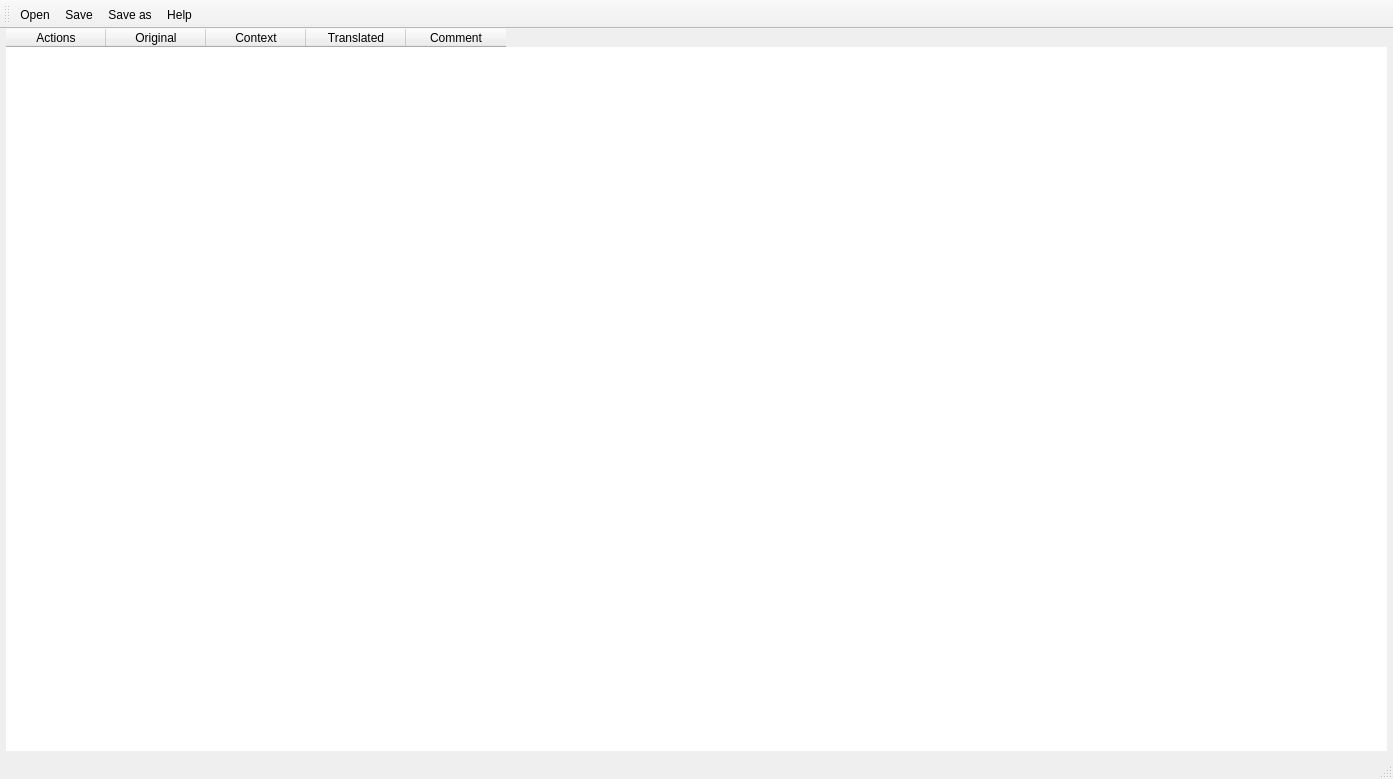
The window that src/mainwindow.ui (RxLaboratory/DuTF) describes before a commit, drawn with Qt 5.
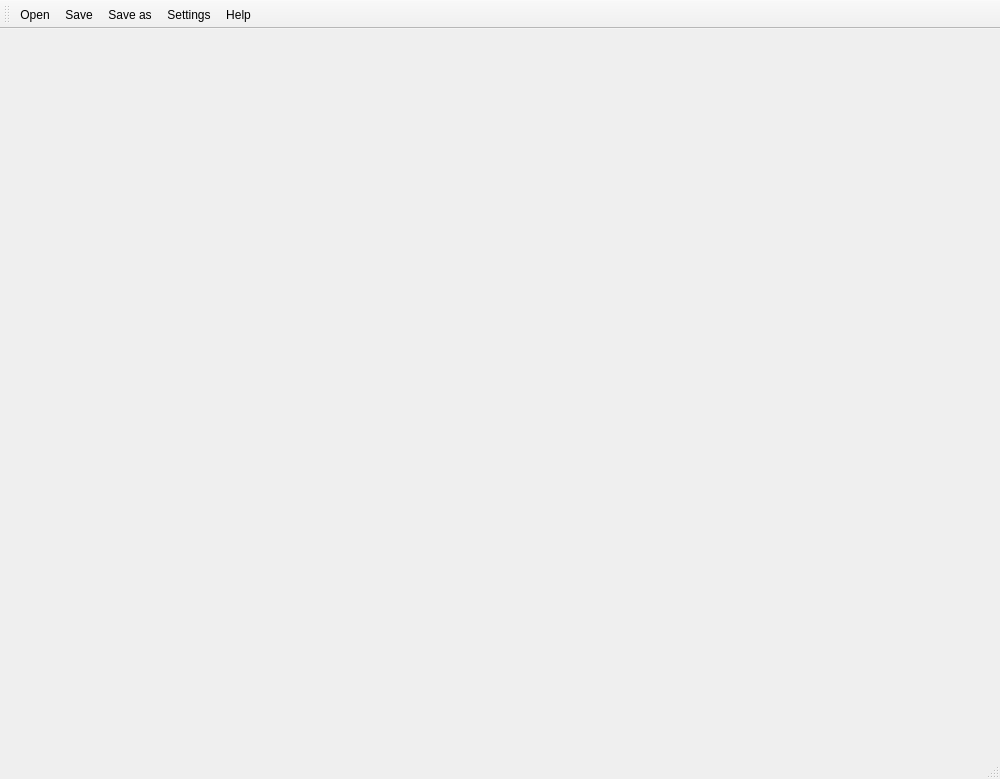
The same window after the commit. Icons and pictures are not drawn.

Commit message: Added basic preferences

```diff
--- a/src/mainwindow.ui
+++ b/src/mainwindow.ui
@@ -6,7 +6,7 @@
    <rect>
     <x>0</x>
     <y>0</y>
-    <width>1393</width>
+    <width>1000</width>
     <height>779</height>
    </rect>
   </property>
@@ -49,7 +49,7 @@
     <item>
      <widget class="QStackedWidget" name="mainStack">
       <property name="currentIndex">
-       <number>0</number>
+       <number>2</number>
       </property>
       <widget class="QWidget" name="page">
        <layout class="QVBoxLayout" name="verticalLayout">
@@ -175,6 +175,25 @@
         </item>
        </layout>
       </widget>
+      <widget class="QWidget" name="page_3">
+       <layout class="QVBoxLayout" name="preferencesLayout">
+        <property name="spacing">
+         <number>0</number>
+        </property>
+        <property name="leftMargin">
+         <number>0</number>
+        </property>
+        <property name="topMargin">
+         <number>0</number>
+        </property>
+        <property name="rightMargin">
+         <number>0</number>
+        </property>
+        <property name="bottomMargin">
+         <number>0</number>
+        </property>
+       </layout>
+      </widget>
      </widget>
     </item>
    </layout>
@@ -189,6 +208,7 @@
    <addaction name="btn_actionOpen"/>
    <addaction name="btn_actionSave"/>
    <addaction name="btn_actionSaveAs"/>
+   <addaction name="btn_actionPreferences"/>
    <addaction name="btn_actionAbout"/>
   </widget>
   <widget class="QStatusBar" name="mainStatusBar"/>
@@ -249,6 +269,18 @@
     <string>Ctrl+Shift+S</string>
    </property>
   </action>
+  <action name="btn_actionPreferences">
+   <property name="checkable">
+    <bool>true</bool>
+   </property>
+   <property name="icon">
+    <iconset resource="resources.qrc">
+     <normaloff>:/icons/cogs</normaloff>:/icons/cogs</iconset>
+   </property>
+   <property name="text">
+    <string>Settings</string>
+   </property>
+  </action>
  </widget>
  <layoutdefault spacing="6" margin="11"/>
  <resources>
```
The commit also changes 10 other files.
